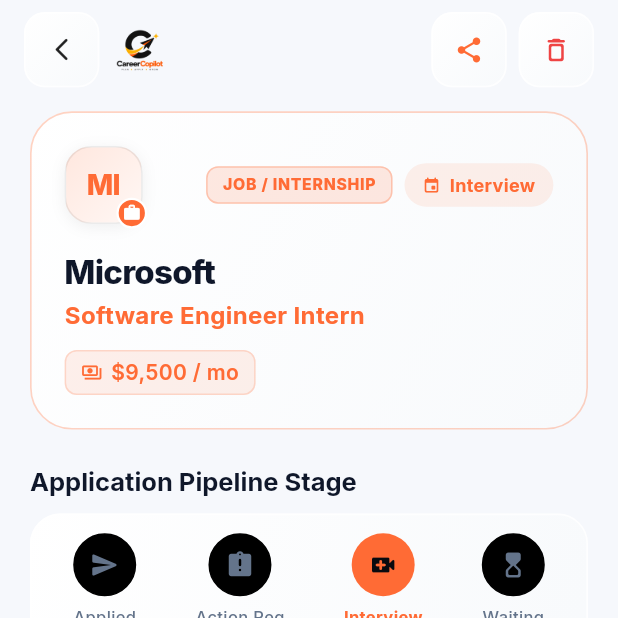
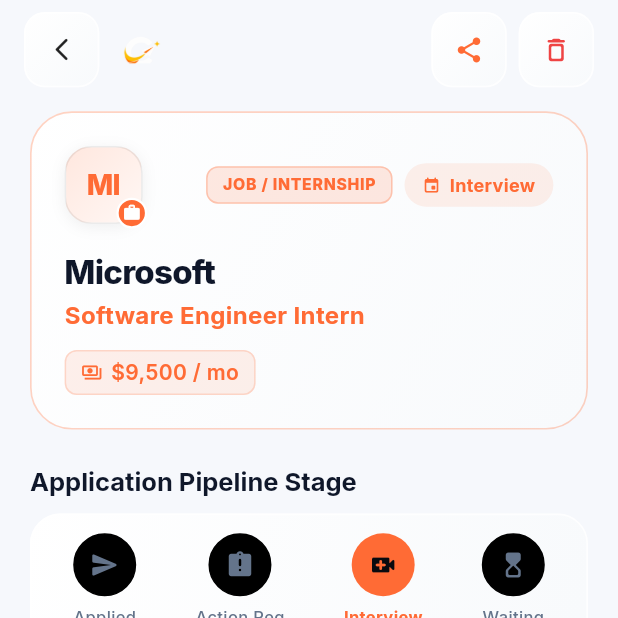
Before and after one commit to Laksh718/Career-Copilot, a Flutter app: the screen it shows after launch, after a tap on "Skip", after a tap on "View Opportunity", on a phone screen of 412 x 824 dp, the top half of it. Run offline on Flutter 3.47's test engine with Material 3 defaults, Android fonts, the phone set to English and light mode, and no system bars; drawn by our look-alikes of flutter_animate; our stand-ins replace flutter_local_notifications, google_fonts, google_generative_ai, shared_preferences, smooth_page_indicator, table_calendar and 1 more; missing offline and left inert: dart:html, receive_sharing_intent; network calls fail.

Commit message:
feat(ui): update to white-based logo, enlarge logo everywhere, dark luxury splash screen, and tab bar center logo emblem

```diff
--- a/lib/screens/add_opportunity/add_opportunity_screen.dart
+++ b/lib/screens/add_opportunity/add_opportunity_screen.dart
@@ -162,7 +162,7 @@
                 // Header
                 Row(
                   children: [
-                    const AppLogo(size: 42),
+                    const AppLogo(size: 46, emblemOnly: true),
                     const SizedBox(width: 12),
                     Column(
                       crossAxisAlignment: CrossAxisAlignment.start,
--- a/lib/screens/application_details/application_details_screen.dart
+++ b/lib/screens/application_details/application_details_screen.dart
@@ -277,7 +277,7 @@
                           ),
                         ),
                         const SizedBox(width: 10),
-                        const AppLogo(size: 34),
+                        const AppLogo(size: 38, emblemOnly: true),
                       ],
                     ),
                     Row(
--- a/lib/screens/applications/applications_screen.dart
+++ b/lib/screens/applications/applications_screen.dart
@@ -120,7 +120,7 @@
                       crossAxisAlignment: CrossAxisAlignment.start,
                       children: [
                         Row(children: [
-                          const AppLogo(size: 38, onDark: true),
+                          const AppLogo(size: 46, emblemOnly: true),
                           const SizedBox(width: 12),
                           Expanded(
                             child: Column(
--- a/lib/screens/calendar/calendar_screen.dart
+++ b/lib/screens/calendar/calendar_screen.dart
@@ -524,7 +524,7 @@
                           // Top Header Row: Title, Stats & Actions
                           Row(
                             children: [
-                              const AppLogo(size: 38, onDark: true),
+                              const AppLogo(size: 46, emblemOnly: true),
                               const SizedBox(width: 12),
                               Expanded(
                                 child: Column(
--- a/lib/screens/chat/chat_screen.dart
+++ b/lib/screens/chat/chat_screen.dart
@@ -347,7 +347,7 @@
                             ),
                           ),
                           const SizedBox(width: 12),
-                          const AppLogo(size: 36, onDark: true),
+                          const AppLogo(size: 42, emblemOnly: true),
                           const SizedBox(width: 12),
                           Expanded(
                             child: Column(
--- a/lib/screens/home/home_screen.dart
+++ b/lib/screens/home/home_screen.dart
@@ -309,8 +309,8 @@
                             Row(
                               mainAxisAlignment: MainAxisAlignment.spaceBetween,
                               children: [
-                                // Logo badge instead of text pill
-                                const AppLogo(size: 38, onDark: true),
+                                // Full brand logo on dark hero header
+                                const AppLogo(height: 44, width: 116),
                                 const SizedBox(width: 12),
                                 GestureDetector(
                                   onTap: () => _onNavTap(5),
--- a/lib/screens/profile/profile_screen.dart
+++ b/lib/screens/profile/profile_screen.dart
@@ -361,7 +361,7 @@
                                 Row(
                                   mainAxisAlignment: MainAxisAlignment.spaceBetween,
                                   children: [
-                                    const AppLogo(size: 36, onDark: true),
+                                    const AppLogo(height: 44, width: 116),
                                     Container(
                                       padding: const EdgeInsets.symmetric(horizontal: 12, vertical: 5),
                                       decoration: BoxDecoration(
@@ -709,7 +709,11 @@
                   child: Center(
                     child: Column(
                       children: [
-                        const AppLogo(size: 42),
+                        AppLogo(
+                          height: 54,
+                          width: 130,
+                          onLight: !isDark,
+                        ),
                         const SizedBox(height: 10),
                         Text(
                           'Career Copilot',
--- a/lib/screens/reminders/reminders_screen.dart
+++ b/lib/screens/reminders/reminders_screen.dart
@@ -565,7 +565,7 @@
                                   Row(
                                     mainAxisAlignment: MainAxisAlignment.spaceBetween,
                                     children: [
-                                      const AppLogo(size: 38, onDark: true),
+                                      const AppLogo(height: 44, width: 116),
                                       ElevatedButton.icon(
                                         style: ElevatedButton.styleFrom(
                                           backgroundColor: AppTheme.orange,
--- a/lib/screens/splash_screen.dart
+++ b/lib/screens/splash_screen.dart
@@ -47,67 +47,82 @@
   @override
   Widget build(BuildContext context) {
     return Scaffold(
-      // White bg to complement the black/orange/yellow logo
-      backgroundColor: Colors.white,
+      // Sleek luxury dark canvas for the white-based logo
+      backgroundColor: const Color(0xFF080B11),
       body: Stack(
         children: [
-          // Subtle warm ambient glow behind logo
+          // Ambient warm golden radial glow centered behind logo
           Center(
             child: Container(
-              width: 320,
-              height: 320,
+              width: 440,
+              height: 440,
               decoration: const BoxDecoration(
                 shape: BoxShape.circle,
                 gradient: RadialGradient(
                   colors: [
-                    Color(0x18FF8A00),
+                    Color(0x28FF8A00),
+                    Color(0x12FF5252),
                     Colors.transparent,
                   ],
+                  stops: [0.0, 0.45, 1.0],
                 ),
               ),
             ),
-          ).animate().fadeIn(duration: 700.ms),
+          ).animate().fadeIn(duration: 800.ms),
 
-          // Main content
+          // Main Logo centered & enlarged
           Center(
             child: Column(
               mainAxisAlignment: MainAxisAlignment.center,
               children: [
-                // Real logo image — no container, no tint
                 Image.asset(
                   'assets/images/app_logo.png',
-                  width: 200,
-                  height: 200,
+                  width: 320,
+                  height: 220,
                   fit: BoxFit.contain,
                 )
                     .animate()
                     .scale(
-                      begin: const Offset(0.7, 0.7),
+                      begin: const Offset(0.82, 0.82),
                       end: const Offset(1.0, 1.0),
-                      duration: 600.ms,
+                      duration: 650.ms,
                       curve: Curves.easeOutBack,
                     )
-                    .fadeIn(duration: 400.ms),
+                    .fadeIn(duration: 450.ms),
               ],
             ),
           ),
 
-          // Bottom wordmark
+          // Bottom brand mark
           Positioned(
-            bottom: 40,
+            bottom: 44,
             left: 0,
             right: 0,
-            child: const Center(
-              child: Text(
-                'AI-POWERED CAREER INTELLIGENCE',
-                style: TextStyle(
-                  fontSize: 9,
-                  color: Color(0x55000000),
-                  fontWeight: FontWeight.w700,
-                  letterSpacing: 2.5,
-                ),
+            child: Center(
+              child: Column(
+                mainAxisSize: MainAxisSize.min,
+                children: [
+                  Container(
+                    width: 32,
+                    height: 2,
+                    decoration: BoxDecoration(
+                      color: const Color(0xFFFF8A00).withValues(alpha: 0.7),
+                      borderRadius: BorderRadius.circular(1),
+                    ),
+                  ),
+                  const SizedBox(height: 10),
+                  const Text(
+                    'AI-POWERED CAREER INTELLIGENCE',
+                    style: TextStyle(
+                      fontSize: 10,
+                      color: Color(0x88FFFFFF),
+                      fontWeight: FontWeight.w700,
+                      letterSpacing: 2.8,
+                    ),
+                  ),
+                ],
               ),
-            ).animate().fadeIn(delay: 600.ms, duration: 500.ms),
+            ).animate().fadeIn(delay: 500.ms, duration: 500.ms),
           ),
         ],
       ),
--- a/lib/widgets/app_logo.dart
+++ b/lib/widgets/app_logo.dart
@@ -1,40 +1,65 @@
 import 'package:flutter/material.dart';
 
-/// The Career Copilot logo — black/orange/yellow on white,
-/// so [onDark] inverts to white bg pill for visibility on dark surfaces.
+/// The Career Copilot logo — White-based logo with orange/yellow accents.
+/// - On dark surfaces: shows cleanly with optional soft warm aura glow.
+/// - On light surfaces (when [onLight] is true): wrapped in a sleek dark pill
+///   (Color(0xFF0C1017)) so the white text and emblem pop sharply.
+/// - [emblemOnly]: if true, shows the square icon emblem without text.
 class AppLogo extends StatelessWidget {
-  final double size;
+  final double? size;
+  final double? width;
+  final double? height;
   final bool onDark;
+  final bool onLight;
+  final bool emblemOnly;
 
   const AppLogo({
     super.key,
-    this.size = 36,
-    this.onDark = false,
+    this.size,
+    this.width,
+    this.height,
+    this.onDark = true,
+    this.onLight = false,
+    this.emblemOnly = false,
   });
 
   @override
   Widget build(BuildContext context) {
-    return Container(
-      width: size,
-      height: size,
-      decoration: BoxDecoration(
-        color: onDark ? Colors.white : Colors.transparent,
-        borderRadius: BorderRadius.circular(size * 0.22),
-        boxShadow: onDark
-            ? [
-                BoxShadow(
-                  color: Colors.black.withValues(alpha: 0.18),
-                  blurRadius: 8,
-                  offset: const Offset(0, 2),
-                )
-              ]
-            : null,
-      ),
-      padding: onDark ? EdgeInsets.all(size * 0.06) : EdgeInsets.zero,
-      child: Image.asset(
-        'assets/images/app_logo.png',
-        fit: BoxFit.contain,
-      ),
+    final effectiveW = width ?? size ?? 48.0;
+    final effectiveH = height ?? size ?? 48.0;
+
+    final image = Image.asset(
+      emblemOnly ? 'assets/images/app_logo_emblem.png' : 'assets/images/app_logo.png',
+      width: effectiveW,
+      height: effectiveH,
+      fit: BoxFit.contain,
+    );
+
+    if (onLight) {
+      return Container(
+        width: effectiveW,
+        height: effectiveH,
+        decoration: BoxDecoration(
+          color: const Color(0xFF0C1017),
+          borderRadius: BorderRadius.circular(effectiveH * 0.28),
+          border: Border.all(color: Colors.white.withValues(alpha: 0.12), width: 1.2),
+          boxShadow: [
+            BoxShadow(
+              color: Colors.black.withValues(alpha: 0.25),
+              blurRadius: 10,
+              offset: const Offset(0, 3),
+            ),
+          ],
+        ),
+        padding: EdgeInsets.all(effectiveH * 0.12),
+        child: image,
+      );
+    }
+
+    return SizedBox(
+      width: effectiveW,
+      height: effectiveH,
+      child: image,
     );
   }
 }
--- a/lib/widgets/bottom_navigation.dart
+++ b/lib/widgets/bottom_navigation.dart
@@ -365,32 +365,27 @@
                 begin: Alignment.topLeft,
                 end: Alignment.bottomRight,
                 colors: [
-                  Color(0xFFFF8A00), // Molten liquid amber
-                  Color(0xFFFF5252), // Liquid vermilion
-                  Color(0xFFD946EF), // Liquid neon magenta
+                  Color(0xFF1E2430),
+                  Color(0xFF0C1017),
                 ],
               ),
               border: Border.all(
-                color: Colors.white.withValues(alpha: widget.isSelected ? 0.85 : 0.40),
-                width: widget.isSelected ? 2.2 : 1.5,
+                color: widget.isSelected
+                    ? const Color(0xFFFF8A00)
+                    : const Color(0xFFFF8A00).withValues(alpha: 0.60),
+                width: widget.isSelected ? 2.2 : 1.6,
               ),
               boxShadow: [
-                // Deep molten liquid aura glow
+                // Warm ambient liquid backlight
                 BoxShadow(
-                  color: const Color(0xFFFF5722).withValues(alpha: isDark ? 0.55 : 0.40),
-                  blurRadius: _isHovered ? 26 : 20,
-                  spreadRadius: _isHovered ? 2 : 1,
-                  offset: const Offset(0, 8),
-                ),
-                // Secondary liquid magenta backlight
-                BoxShadow(
-                  color: const Color(0xFFD946EF).withValues(alpha: isDark ? 0.35 : 0.22),
-                  blurRadius: 14,
-                  offset: const Offset(0, 4),
+                  color: const Color(0xFFFF8A00).withValues(alpha: isDark ? 0.42 : 0.28),
+                  blurRadius: _isHovered ? 24 : 18,
+                  spreadRadius: 1,
+                  offset: const Offset(0, 6),
                 ),
                 if (widget.isSelected || _isHovered)
                   BoxShadow(
-                    color: Colors.white.withValues(alpha: 0.45),
+                    color: const Color(0xFFFF8A00).withValues(alpha: 0.35),
                     blurRadius: 12,
                     spreadRadius: 1,
                   ),
@@ -401,12 +396,27 @@
               child: Stack(
                 alignment: Alignment.center,
                 children: [
+                  // Subtle warm ambient radial center glow
+                  Container(
+                    width: 38,
+                    height: 38,
+                    decoration: const BoxDecoration(
+                      shape: BoxShape.circle,
+                      gradient: RadialGradient(
+                        colors: [
+                          Color(0x35FF8A00),
+                          Colors.transparent,
+                        ],
+                      ),
+                    ),
+                  ),
+
                   // Liquid Specular Highlight (Glossy curved meniscus sheen)
                   Positioned(
                     top: 2,
                     left: 6,
                     right: 6,
-                    height: 24,
+                    height: 22,
                     child: Container(
                       decoration: BoxDecoration(
                         borderRadius: const BorderRadius.vertical(
@@ -417,26 +427,20 @@
                           begin: Alignment.topCenter,
                           end: Alignment.bottomCenter,
                           colors: [
-                            Colors.white.withValues(alpha: 0.55),
-                            Colors.white.withValues(alpha: 0.05),
+                            Colors.white.withValues(alpha: 0.25),
+                            Colors.white.withValues(alpha: 0.02),
                           ],
                         ),
                       ),
                     ),
                   ),
 
-                  // Center Icon with soft optical shadow
-                  const Icon(
-                    Icons.add_rounded,
-                    color: AppTheme.white,
-                    size: 30,
-                    shadows: [
-                      Shadow(
-                        color: Colors.black38,
-                        blurRadius: 6,
-                        offset: Offset(0, 2),
-                      ),
-                    ],
+                  // Center Tab Bar Logo Emblem
+                  Image.asset(
+                    'assets/images/app_logo_emblem.png',
+                    width: 34,
+                    height: 34,
+                    fit: BoxFit.contain,
                   ),
                 ],
               ),
```
Also changed, not shown: assets/images/app_logo.png, assets/images/app_logo_emblem.png (added), 1 other file.
